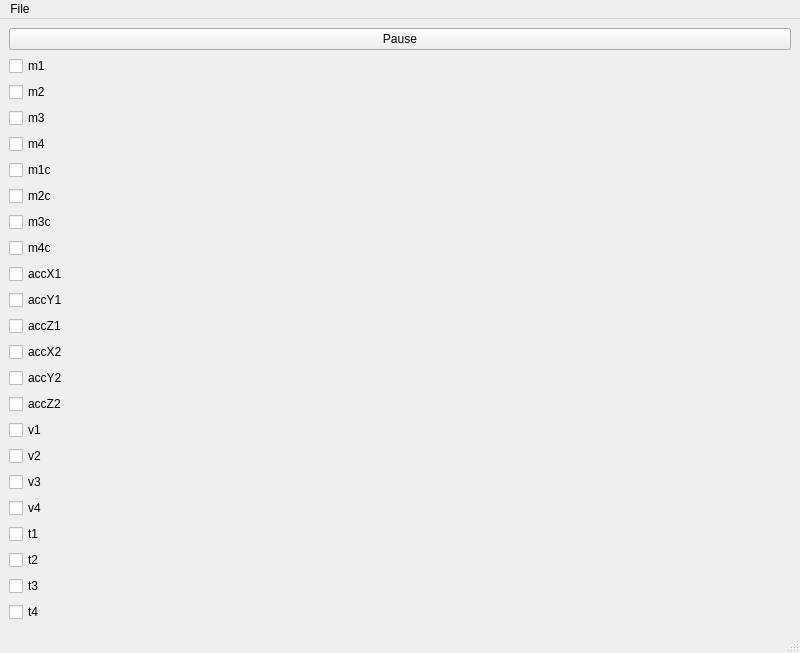
Old version of the form bosch_arm/bosch_arm_control/nodes/logger.ui in the repository seda89/jks-ros-pkg.
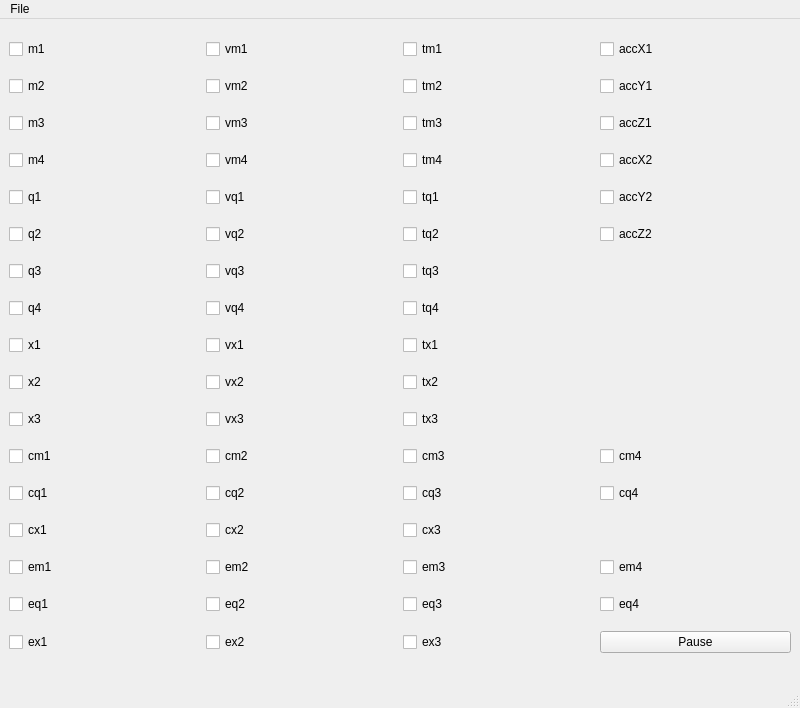
New version of the form.

Commit message: joint controller class

What changed in the file:
```diff
--- a/bosch_arm/bosch_arm_control/nodes/logger.ui
+++ b/bosch_arm/bosch_arm_control/nodes/logger.ui
@@ -7,7 +7,7 @@
     <x>0</x>
     <y>0</y>
     <width>800</width>
-    <height>600</height>
+    <height>708</height>
    </rect>
   </property>
   <property name="sizePolicy">
@@ -24,169 +24,439 @@
     <item row="2" column="4">
      <layout class="QGridLayout" name="gridLayout"/>
     </item>
-    <item row="2" column="2">
-     <layout class="QGridLayout" name="gridLayout_3">
-      <property name="sizeConstraint">
-       <enum>QLayout::SetDefaultConstraint</enum>
-      </property>
-      <item row="3" column="0">
-       <widget class="QPushButton" name="start_pause">
-        <property name="text">
-         <string>Pause</string>
-        </property>
-       </widget>
-      </item>
-      <item row="4" column="0">
+    <item row="1" column="2" rowspan="2">
+     <layout class="QGridLayout" name="gridLayout2">
+      <item row="0" column="0">
        <widget class="QCheckBox" name="m1">
         <property name="text">
          <string>m1</string>
         </property>
        </widget>
       </item>
-      <item row="5" column="0">
+      <item row="0" column="2">
+       <widget class="QCheckBox" name="tm1">
+        <property name="text">
+         <string>tm1</string>
+        </property>
+       </widget>
+      </item>
+      <item row="1" column="0">
        <widget class="QCheckBox" name="m2">
         <property name="text">
          <string>m2</string>
         </property>
        </widget>
       </item>
-      <item row="12" column="0">
+      <item row="2" column="0">
+       <widget class="QCheckBox" name="m3">
+        <property name="text">
+         <string>m3</string>
+        </property>
+       </widget>
+      </item>
+      <item row="3" column="0">
+       <widget class="QCheckBox" name="m4">
+        <property name="text">
+         <string>m4</string>
+        </property>
+       </widget>
+      </item>
+      <item row="1" column="2">
+       <widget class="QCheckBox" name="tm2">
+        <property name="text">
+         <string>tm2</string>
+        </property>
+       </widget>
+      </item>
+      <item row="2" column="2">
+       <widget class="QCheckBox" name="tm3">
+        <property name="text">
+         <string>tm3</string>
+        </property>
+       </widget>
+      </item>
+      <item row="3" column="2">
+       <widget class="QCheckBox" name="tm4">
+        <property name="text">
+         <string>tm4</string>
+        </property>
+       </widget>
+      </item>
+      <item row="4" column="0">
+       <widget class="QCheckBox" name="q1">
+        <property name="text">
+         <string>q1</string>
+        </property>
+       </widget>
+      </item>
+      <item row="5" column="0">
+       <widget class="QCheckBox" name="q2">
+        <property name="text">
+         <string>q2</string>
+        </property>
+       </widget>
+      </item>
+      <item row="6" column="0">
+       <widget class="QCheckBox" name="q3">
+        <property name="text">
+         <string>q3</string>
+        </property>
+       </widget>
+      </item>
+      <item row="7" column="0">
+       <widget class="QCheckBox" name="q4">
+        <property name="text">
+         <string>q4</string>
+        </property>
+       </widget>
+      </item>
+      <item row="4" column="2">
+       <widget class="QCheckBox" name="tq1">
+        <property name="text">
+         <string>tq1</string>
+        </property>
+       </widget>
+      </item>
+      <item row="5" column="2">
+       <widget class="QCheckBox" name="tq2">
+        <property name="text">
+         <string>tq2</string>
+        </property>
+       </widget>
+      </item>
+      <item row="6" column="2">
+       <widget class="QCheckBox" name="tq3">
+        <property name="text">
+         <string>tq3</string>
+        </property>
+       </widget>
+      </item>
+      <item row="7" column="2">
+       <widget class="QCheckBox" name="tq4">
+        <property name="text">
+         <string>tq4</string>
+        </property>
+       </widget>
+      </item>
+      <item row="8" column="0">
+       <widget class="QCheckBox" name="x1">
+        <property name="text">
+         <string>x1</string>
+        </property>
+       </widget>
+      </item>
+      <item row="9" column="0">
+       <widget class="QCheckBox" name="x2">
+        <property name="text">
+         <string>x2</string>
+        </property>
+       </widget>
+      </item>
+      <item row="10" column="0">
+       <widget class="QCheckBox" name="x3">
+        <property name="text">
+         <string>x3</string>
+        </property>
+       </widget>
+      </item>
+      <item row="8" column="2">
+       <widget class="QCheckBox" name="tx1">
+        <property name="text">
+         <string>tx1</string>
+        </property>
+       </widget>
+      </item>
+      <item row="9" column="2">
+       <widget class="QCheckBox" name="tx2">
+        <property name="text">
+         <string>tx2</string>
+        </property>
+       </widget>
+      </item>
+      <item row="10" column="2">
+       <widget class="QCheckBox" name="tx3">
+        <property name="text">
+         <string>tx3</string>
+        </property>
+       </widget>
+      </item>
+      <item row="0" column="3">
        <widget class="QCheckBox" name="accX1">
         <property name="text">
          <string>accX1</string>
         </property>
        </widget>
       </item>
-      <item row="13" column="0">
+      <item row="1" column="3">
        <widget class="QCheckBox" name="accY1">
         <property name="text">
          <string>accY1</string>
         </property>
        </widget>
       </item>
-      <item row="6" column="0">
-       <widget class="QCheckBox" name="m3">
-        <property name="text">
-         <string>m3</string>
-        </property>
-       </widget>
-      </item>
-      <item row="14" column="0">
+      <item row="2" column="3">
        <widget class="QCheckBox" name="accZ1">
         <property name="text">
          <string>accZ1</string>
         </property>
        </widget>
       </item>
-      <item row="7" column="0">
-       <widget class="QCheckBox" name="m4">
-        <property name="text">
-         <string>m4</string>
-        </property>
-       </widget>
-      </item>
-      <item row="15" column="0">
+      <item row="3" column="3">
        <widget class="QCheckBox" name="accX2">
         <property name="text">
          <string>accX2</string>
         </property>
        </widget>
       </item>
-      <item row="22" column="0">
-       <widget class="QCheckBox" name="t1">
-        <property name="text">
-         <string>t1</string>
-        </property>
-       </widget>
-      </item>
-      <item row="23" column="0">
-       <widget class="QCheckBox" name="t2">
-        <property name="text">
-         <string>t2</string>
-        </property>
-       </widget>
-      </item>
-      <item row="24" column="0">
-       <widget class="QCheckBox" name="t3">
-        <property name="text">
-         <string>t3</string>
-        </property>
-       </widget>
-      </item>
-      <item row="25" column="0">
-       <widget class="QCheckBox" name="t4">
-        <property name="text">
-         <string>t4</string>
-        </property>
-       </widget>
-      </item>
-      <item row="16" column="0">
+      <item row="4" column="3">
        <widget class="QCheckBox" name="accY2">
         <property name="text">
          <string>accY2</string>
         </property>
        </widget>
       </item>
-      <item row="17" column="0">
+      <item row="5" column="3">
        <widget class="QCheckBox" name="accZ2">
         <property name="text">
          <string>accZ2</string>
         </property>
        </widget>
       </item>
-      <item row="18" column="0">
-       <widget class="QCheckBox" name="v1">
+      <item row="0" column="1">
+       <widget class="QCheckBox" name="vm1">
         <property name="text">
-         <string>v1</string>
+         <string>vm1</string>
         </property>
        </widget>
       </item>
-      <item row="19" column="0">
-       <widget class="QCheckBox" name="v2">
+      <item row="1" column="1">
+       <widget class="QCheckBox" name="vm2">
         <property name="text">
-         <string>v2</string>
+         <string>vm2</string>
         </property>
        </widget>
       </item>
-      <item row="20" column="0">
-       <widget class="QCheckBox" name="v3">
+      <item row="2" column="1">
+       <widget class="QCheckBox" name="vm3">
         <property name="text">
-         <string>v3</string>
+         <string>vm3</string>
         </property>
        </widget>
       </item>
-      <item row="21" column="0">
-       <widget class="QCheckBox" name="v4">
+      <item row="3" column="1">
+       <widget class="QCheckBox" name="vm4">
         <property name="text">
-         <string>v4</string>
+         <string>vm4</string>
         </property>
        </widget>
       </item>
-      <item row="8" column="0">
-       <widget class="QCheckBox" name="m1c">
+      <item row="4" column="1">
+       <widget class="QCheckBox" name="vq1">
         <property name="text">
-         <string>m1c</string>
+         <string>vq1</string>
         </property>
        </widget>
       </item>
-      <item row="9" column="0">
-       <widget class="QCheckBox" name="m2c">
+      <item row="5" column="1">
+       <widget class="QCheckBox" name="vq2">
         <property name="text">
-         <string>m2c</string>
+         <string>vq2</string>
         </property>
        </widget>
       </item>
-      <item row="10" column="0">
-       <widget class="QCheckBox" name="m3c">
+      <item row="6" column="1">
+       <widget class="QCheckBox" name="vq3">
         <property name="text">
-         <string>m3c</string>
+         <string>vq3</string>
+        </property>
+       </widget>
+      </item>
+      <item row="7" column="1">
+       <widget class="QCheckBox" name="vq4">
+        <property name="text">
+         <string>vq4</string>
+        </property>
+       </widget>
+      </item>
+      <item row="8" column="1">
+       <widget class="QCheckBox" name="vx1">
+        <property name="text">
+         <string>vx1</string>
+        </property>
+       </widget>
+      </item>
+      <item row="9" column="1">
+       <widget class="QCheckBox" name="vx2">
+        <property name="text">
+         <string>vx2</string>
+        </property>
+       </widget>
+      </item>
+      <item row="10" column="1">
+       <widget class="QCheckBox" name="vx3">
+        <property name="text">
+         <string>vx3</string>
+        </property>
+       </widget>
+      </item>
+      <item row="14" column="0">
+       <widget class="QCheckBox" name="em1">
+        <property name="text">
+         <string>em1</string>
+        </property>
+       </widget>
+      </item>
+      <item row="14" column="1">
+       <widget class="QCheckBox" name="em2">
+        <property name="text">
+         <string>em2</string>
+        </property>
+       </widget>
+      </item>
+      <item row="14" column="2">
+       <widget class="QCheckBox" name="em3">
+        <property name="text">
+         <string>em3</string>
+        </property>
+       </widget>
+      </item>
+      <item row="14" column="3">
+       <widget class="QCheckBox" name="em4">
+        <property name="text">
+         <string>em4</string>
+        </property>
+       </widget>
+      </item>
+      <item row="15" column="0">
+       <widget class="QCheckBox" name="eq1">
+        <property name="text">
+         <string>eq1</string>
+        </property>
+       </widget>
+      </item>
+      <item row="15" column="1">
+       <widget class="QCheckBox" name="eq2">
+        <property name="text">
+         <string>eq2</string>
+        </property>
+       </widget>
+      </item>
+      <item row="15" column="2">
+       <widget class="QCheckBox" name="eq3">
+        <property name="text">
+         <string>eq3</string>
+        </property>
+       </widget>
+      </item>
+      <item row="15" column="3">
+       <widget class="QCheckBox" name="eq4">
+        <property name="text">
+         <string>eq4</string>
+        </property>
+       </widget>
+      </item>
+      <item row="16" column="0">
+       <widget class="QCheckBox" name="ex1">
+        <property name="text">
+         <string>ex1</string>
+        </property>
+       </widget>
+      </item>
+      <item row="16" column="1">
+       <widget class="QCheckBox" name="ex2">
+        <property name="text">
+         <string>ex2</string>
+        </property>
+       </widget>
+      </item>
+      <item row="16" column="2">
+       <widget class="QCheckBox" name="ex3">
+        <property name="text">
+         <string>ex3</string>
+        </property>
+       </widget>
+      </item>
+      <item row="16" column="3">
+       <widget class="QPushButton" name="start_pause">
+        <property name="text">
+         <string>Pause</string>
         </property>
        </widget>
       </item>
       <item row="11" column="0">
-       <widget class="QCheckBox" name="m4c">
+       <widget class="QCheckBox" name="cm1">
         <property name="text">
-         <string>m4c</string>
+         <string>cm1</string>
+        </property>
+       </widget>
+      </item>
+      <item row="11" column="1">
+       <widget class="QCheckBox" name="cm2">
+        <property name="text">
+         <string>cm2</string>
+        </property>
+       </widget>
+      </item>
+      <item row="11" column="2">
+       <widget class="QCheckBox" name="cm3">
+        <property name="text">
+         <string>cm3</string>
+        </property>
+       </widget>
+      </item>
+      <item row="11" column="3">
+       <widget class="QCheckBox" name="cm4">
+        <property name="text">
+         <string>cm4</string>
+        </property>
+       </widget>
+      </item>
+      <item row="12" column="0">
+       <widget class="QCheckBox" name="cq1">
+        <property name="text">
+         <string>cq1</string>
+        </property>
+       </widget>
+      </item>
+      <item row="12" column="1">
+       <widget class="QCheckBox" name="cq2">
+        <property name="text">
+         <string>cq2</string>
+        </property>
+       </widget>
+      </item>
+      <item row="12" column="2">
+       <widget class="QCheckBox" name="cq3">
+        <property name="text">
+         <string>cq3</string>
+        </property>
+       </widget>
+      </item>
+      <item row="12" column="3">
+       <widget class="QCheckBox" name="cq4">
+        <property name="text">
+         <string>cq4</string>
+        </property>
+       </widget>
+      </item>
+      <item row="13" column="0">
+       <widget class="QCheckBox" name="cx1">
+        <property name="text">
+         <string>cx1</string>
+        </property>
+       </widget>
+      </item>
+      <item row="13" column="1">
+       <widget class="QCheckBox" name="cx2">
+        <property name="text">
+         <string>cx2</string>
+        </property>
+       </widget>
+      </item>
+      <item row="13" column="2">
+       <widget class="QCheckBox" name="cx3">
+        <property name="text">
+         <string>cx3</string>
         </property>
        </widget>
       </item>
```
Left out of the diff: 2 changed lines with no effect on the pictures. The commit also changes 12 other files.
